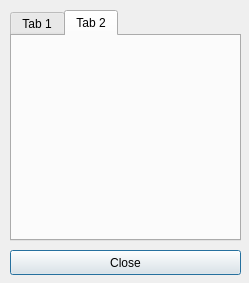
This is lesson_info.ui in l-koehler/untis-py as Qt 5 draws it before an edit. The edited form follows.
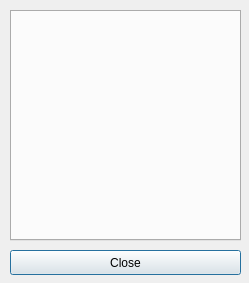
This is the edited form.

Commit message: full subject name in info, better error messages

Patch:
```diff
--- a/lesson_info.ui
+++ b/lesson_info.ui
@@ -38,16 +38,6 @@
    <property name="currentIndex">
     <number>1</number>
    </property>
-   <widget class="QWidget" name="tab">
-    <attribute name="title">
-     <string>Tab 1</string>
-    </attribute>
-   </widget>
-   <widget class="QWidget" name="tab_2">
-    <attribute name="title">
-     <string>Tab 2</string>
-    </attribute>
-   </widget>
   </widget>
  </widget>
  <resources/>
```
The commit also changes 3 other files.
